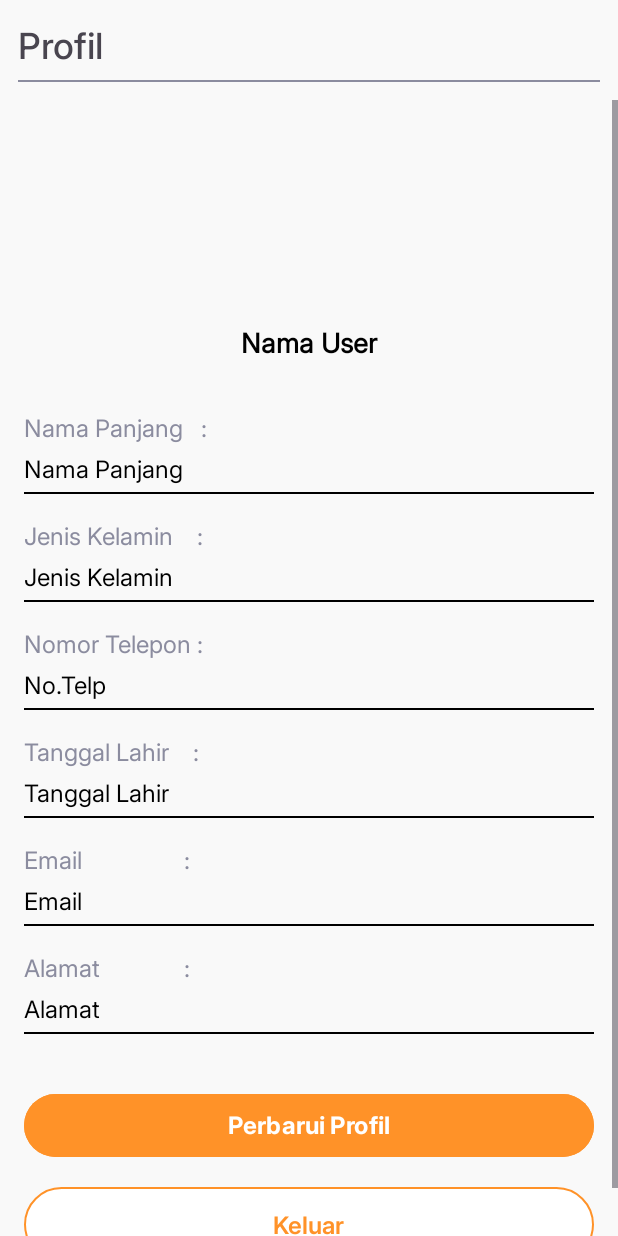
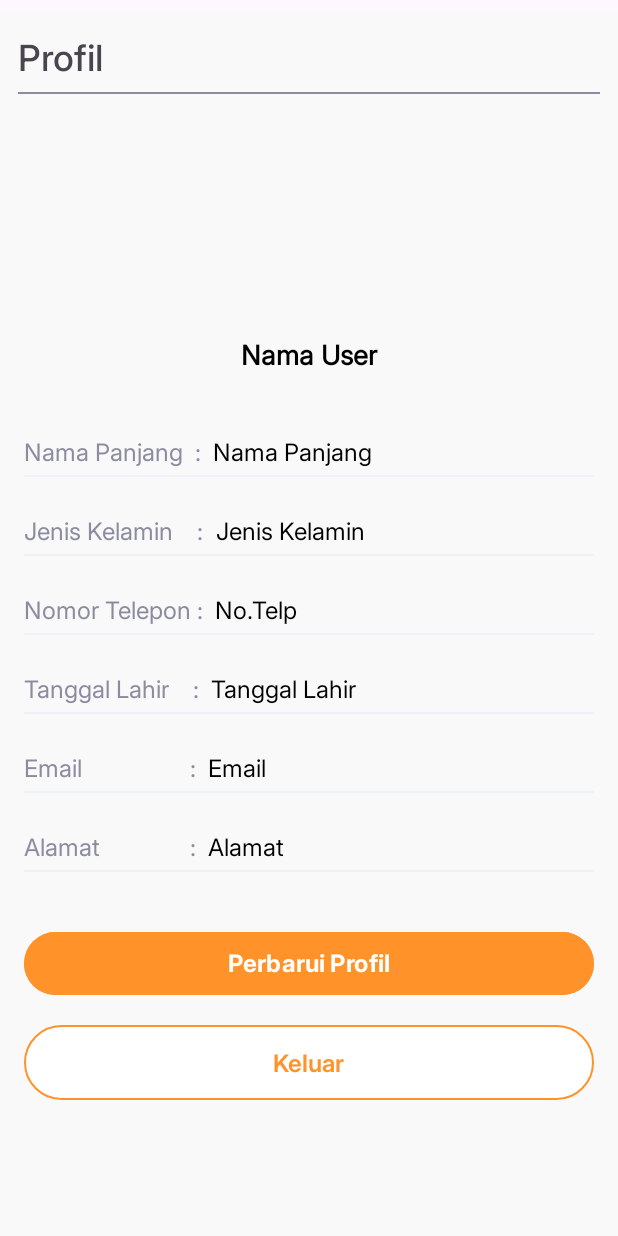
Before and after one commit to riandafatur28/Project_PelatihanKu, an Android app: the layout fragment_profil.xml on its own in the app's theme, with its tools: preview values and no code run, on a phone screen of 412 x 824 dp. Run offline under Robolectric (Android 15) with nearby library versions, the phone set to English and light mode, and no system bars.

Commit message:
Update fragment_profil.xml

```diff
--- a/app/src/main/res/layout/fragment_profil.xml
+++ b/app/src/main/res/layout/fragment_profil.xml
@@ -6,6 +6,7 @@
     android:layout_width="match_parent"
     android:layout_height="match_parent"
     android:background="@color/white"
+    android:layout_marginTop="8dp"
     android:orientation="vertical"
     tools:context=".FragmentProfil">
 
@@ -67,164 +68,263 @@
             <LinearLayout
                 android:layout_width="match_parent"
                 android:layout_height="wrap_content"
+                android:layout_marginTop="24dp"
+                android:orientation="vertical">
+
+                <LinearLayout
+                    android:layout_width="match_parent"
+                    android:layout_height="wrap_content"
                     android:layout_marginTop="16dp"
                     android:orientation="vertical">
 
+                    <!-- Sub LinearLayout untuk Teks -->
+                    <LinearLayout
+                        android:layout_width="match_parent"
+                        android:layout_height="wrap_content"
+                        android:orientation="horizontal">
+
+                        <!-- Label -->
                         <TextView
                             android:id="@+id/LabelnamaProfil"
-                    android:layout_width="match_parent"
+                            android:layout_width="wrap_content"
                             android:layout_height="wrap_content"
-                    android:layout_marginTop="16dp"
                             android:fontFamily="@font/inter_regular"
-                    android:text="Nama Panjang   :"
+                            android:text="Nama Panjang  :"
                             android:textColor="@color/font_tint"
                             android:textSize="16sp" />
 
+                        <!-- Nama -->
                         <TextView
                             android:id="@+id/namaProfil"
-                    android:layout_width="match_parent"
+                            android:layout_width="wrap_content"
                             android:layout_height="wrap_content"
-                    android:layout_marginTop="4dp"
+                            android:layout_marginStart="8dp"
                             android:fontFamily="@font/inter_regular"
                             android:text="Nama Panjang"
                             android:textColor="@color/font_black"
                             android:textSize="16sp" />
+                    </LinearLayout>
 
+                    <!-- Garis Bawah -->
                     <View
                         android:layout_width="match_parent"
                         android:layout_height="1dp"
                         android:layout_marginTop="4dp"
-                    android:background="@color/font_black" />
+                        android:background="#EEF2F6" />
+                </LinearLayout>
 
+
+                <LinearLayout
+                    android:layout_width="match_parent"
+                    android:layout_height="wrap_content"
+                    android:layout_marginTop="24dp"
+                    android:orientation="vertical">
+
+                    <!-- Teks Label dan Isi -->
+                    <LinearLayout
+                        android:layout_width="match_parent"
+                        android:layout_height="wrap_content"
+                        android:orientation="horizontal">
+
+                        <!-- Label -->
                         <TextView
                             android:id="@+id/LabelJK"
-                    android:layout_width="match_parent"
+                            android:layout_width="wrap_content"
                             android:layout_height="wrap_content"
-                    android:layout_marginTop="16dp"
                             android:fontFamily="@font/inter_regular"
                             android:text="Jenis Kelamin    :"
                             android:textColor="@color/font_tint"
                             android:textSize="16sp" />
 
+                        <!-- Isi -->
                         <TextView
                             android:id="@+id/JKProfil"
-                    android:layout_width="match_parent"
+                            android:layout_width="wrap_content"
                             android:layout_height="wrap_content"
-                    android:layout_marginTop="4dp"
+                            android:layout_marginStart="8dp"
                             android:fontFamily="@font/inter_regular"
                             android:text="Jenis Kelamin"
                             android:textColor="@color/font_black"
                             android:textSize="16sp" />
+                    </LinearLayout>
 
+                    <!-- Garis Bawah -->
                     <View
                         android:layout_width="match_parent"
                         android:layout_height="1dp"
                         android:layout_marginTop="4dp"
-                    android:background="@color/font_black" />
+                        android:background="#EEF2F6" />
+                </LinearLayout>
 
+
+                <LinearLayout
+                    android:layout_width="match_parent"
+                    android:layout_height="wrap_content"
+                    android:layout_marginTop="24dp"
+                    android:orientation="vertical">
+
+                    <!-- Sub LinearLayout untuk Teks -->
+                    <LinearLayout
+                        android:layout_width="match_parent"
+                        android:layout_height="wrap_content"
+                        android:orientation="horizontal">
+
+                        <!-- Label -->
                         <TextView
                             android:id="@+id/LabelTlp"
-                    android:layout_width="match_parent"
+                            android:layout_width="wrap_content"
                             android:layout_height="wrap_content"
-                    android:layout_marginTop="16dp"
                             android:fontFamily="@font/inter_regular"
                             android:text="Nomor Telepon :"
                             android:textColor="@color/font_tint"
                             android:textSize="16sp" />
 
+                        <!-- Nomor Telepon -->
                         <TextView
                             android:id="@+id/noTelpProfil"
-                    android:layout_width="match_parent"
+                            android:layout_width="wrap_content"
                             android:layout_height="wrap_content"
-                    android:layout_marginTop="4dp"
+                            android:layout_marginStart="8dp"
                             android:fontFamily="@font/inter_regular"
                             android:text="No.Telp"
                             android:textColor="@color/font_black"
                             android:textSize="16sp" />
+                    </LinearLayout>
 
+                    <!-- Garis Bawah -->
                     <View
                         android:layout_width="match_parent"
                         android:layout_height="1dp"
                         android:layout_marginTop="4dp"
-                    android:background="@color/font_black" />
+                        android:background="#EEF2F6" />
+                </LinearLayout>
 
+
+                <LinearLayout
+                    android:layout_width="match_parent"
+                    android:layout_height="wrap_content"
+                    android:layout_marginTop="24dp"
+                    android:orientation="vertical">
+
+                    <!-- Sub LinearLayout untuk Teks -->
+                    <LinearLayout
+                        android:layout_width="match_parent"
+                        android:layout_height="wrap_content"
+                        android:orientation="horizontal">
+
+                        <!-- Label -->
                         <TextView
                             android:id="@+id/Labelttl"
-                    android:layout_width="match_parent"
+                            android:layout_width="wrap_content"
                             android:layout_height="wrap_content"
-                    android:layout_marginTop="16dp"
                             android:fontFamily="@font/inter_regular"
                             android:text="Tanggal Lahir    :"
                             android:textColor="@color/font_tint"
                             android:textSize="16sp" />
 
+                        <!-- Tanggal Lahir -->
                         <TextView
                             android:id="@+id/TTLProfil"
-                    android:layout_width="match_parent"
+                            android:layout_width="wrap_content"
                             android:layout_height="wrap_content"
-                    android:layout_marginTop="4dp"
+                            android:layout_marginStart="8dp"
                             android:fontFamily="@font/inter_regular"
                             android:text="Tanggal Lahir"
                             android:textColor="@color/font_black"
                             android:textSize="16sp" />
+                    </LinearLayout>
 
+                    <!-- Garis Bawah -->
                     <View
                         android:layout_width="match_parent"
                         android:layout_height="1dp"
                         android:layout_marginTop="4dp"
-                    android:background="@color/font_black" />
+                        android:background="#EEF2F6" />
+                </LinearLayout>
 
+                <LinearLayout
+                    android:layout_width="match_parent"
+                    android:layout_height="wrap_content"
+                    android:layout_marginTop="24dp"
+                    android:orientation="vertical">
+
+                    <!-- Sub LinearLayout untuk Teks -->
+                    <LinearLayout
+                        android:layout_width="match_parent"
+                        android:layout_height="wrap_content"
+                        android:orientation="horizontal">
+
+                        <!-- Label Email -->
                         <TextView
                             android:id="@+id/Labelemail"
-                    android:layout_width="match_parent"
+                            android:layout_width="wrap_content"
                             android:layout_height="wrap_content"
-                    android:layout_marginTop="16dp"
                             android:fontFamily="@font/inter_regular"
-                    android:text="Email                 :"
+                            android:text="Email                  :"
                             android:textColor="@color/font_tint"
                             android:textSize="16sp" />
 
+                        <!-- Isi Email -->
                         <TextView
                             android:id="@+id/emailProfil"
-                    android:layout_width="match_parent"
+                            android:layout_width="wrap_content"
                             android:layout_height="wrap_content"
-                    android:layout_marginTop="4dp"
+                            android:layout_marginStart="8dp"
                             android:fontFamily="@font/inter_regular"
                             android:text="Email"
                             android:textColor="@color/font_black"
                             android:textSize="16sp" />
+                    </LinearLayout>
 
+                    <!-- Garis Bawah -->
                     <View
                         android:layout_width="match_parent"
                         android:layout_height="1dp"
                         android:layout_marginTop="4dp"
-                    android:background="@color/font_black" />
+                        android:background="#EEF2F6" />
+                </LinearLayout>
 
+                <LinearLayout
+                    android:layout_width="match_parent"
+                    android:layout_height="wrap_content"
+                    android:layout_marginTop="24dp"
+                    android:orientation="vertical">
+
+                    <!-- Sub LinearLayout untuk Teks -->
+                    <LinearLayout
+                        android:layout_width="match_parent"
+                        android:layout_height="wrap_content"
+                        android:orientation="horizontal">
+
+                        <!-- Label Alamat -->
                         <TextView
                             android:id="@+id/Labelalamat"
-                    android:layout_width="match_parent"
+                            android:layout_width="wrap_content"
                             android:layout_height="wrap_content"
-                    android:layout_marginTop="16dp"
                             android:fontFamily="@font/inter_regular"
-                    android:text="Alamat              :"
+                            android:text="Alamat               :"
                             android:textColor="@color/font_tint"
                             android:textSize="16sp" />
 
+                        <!-- Isi Alamat -->
                         <TextView
                             android:id="@+id/alamatProfil"
-                    android:layout_width="match_parent"
+                            android:layout_width="wrap_content"
                             android:layout_height="wrap_content"
-                    android:layout_marginTop="4dp"
+                            android:layout_marginStart="8dp"
                             android:fontFamily="@font/inter_regular"
                             android:text="Alamat"
                             android:textColor="@color/font_black"
                             android:textSize="16sp" />
+                    </LinearLayout>
 
+                    <!-- Garis Bawah -->
                     <View
                         android:layout_width="match_parent"
                         android:layout_height="1dp"
                         android:layout_marginTop="4dp"
-                    android:background="@color/font_black" />
+                        android:background="#EEF2F6" />
+                </LinearLayout>
             </LinearLayout>
 
             <!-- Button Perbarui Profil -->
```
Lines whose indentation alone changed are shown as unchanged.
